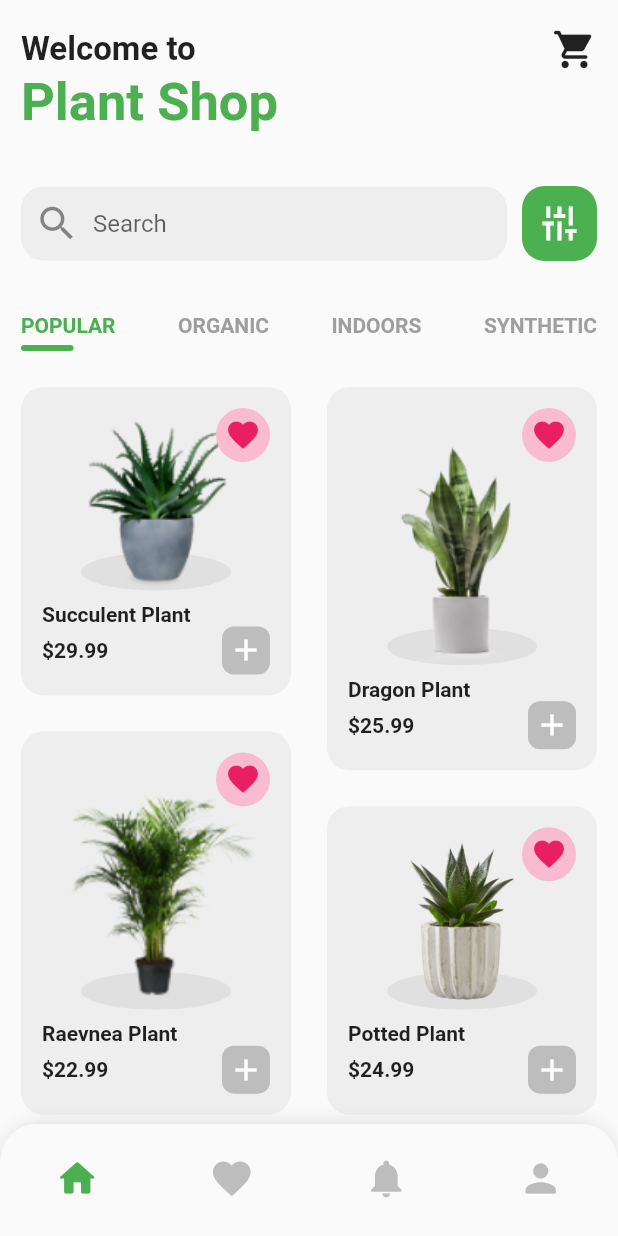
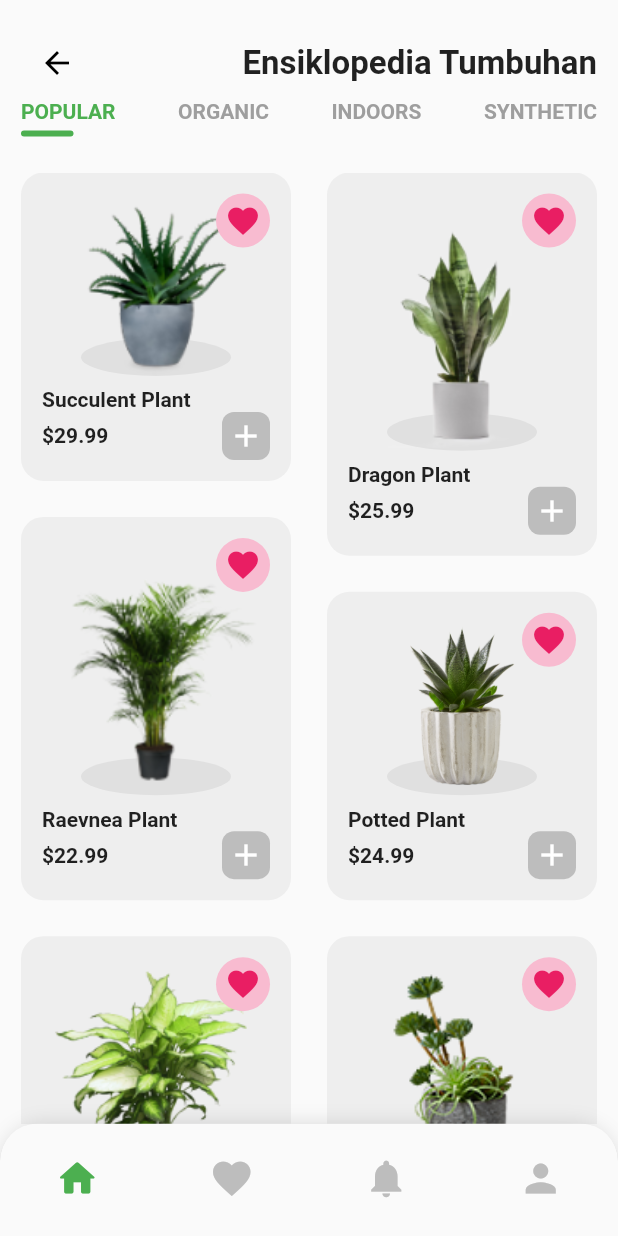
Before and after one commit to nurintanns/tubes_smartfarming, a Flutter app: the screen it shows after launch, after a tap on "Tumbuhan", on a phone screen of 412 x 824 dp. Run offline on Flutter 3.47's test engine with Material 2 defaults, Android fonts, the phone set to English and light mode, and no system bars; our stand-ins replace flutter_swiper, google_fonts; missing offline and left inert: dart:ffi, lipsum.

Commit message:
update tumbuhan 2

```diff
--- a/lib/views/mobile/home/Plant/home.dart
+++ b/lib/views/mobile/home/Plant/home.dart
@@ -1,8 +1,11 @@
 import 'dart:math';
 
 import 'package:flutter/material.dart';
+import 'package:smartfarming/main.dart';
 import 'package:smartfarming/views/mobile/home/Plant/detail.dart';
 import 'package:flutter_staggered_grid_view/flutter_staggered_grid_view.dart';
+
+import '../food_groceries_availability_view.dart';
 
 class HomePage extends StatefulWidget {
   @override
@@ -65,26 +68,24 @@ class _HomePageState extends State<HomePage> {
           Row(
             mainAxisAlignment: MainAxisAlignment.spaceBetween,
             children: [
+              IconButton(
+              icon: const Icon(
+                Icons.arrow_back,
+                color: Colors.black,
+              ),
+              onPressed: () => Navigator.push(
+                          context,
+                          MaterialPageRoute(
+                            builder: (context) => const MyApp(),
+                          ),
+                        )
+              ),
               Text(
-                'Welcome to',
+                'Ensiklopedia Tumbuhan',
                 style: TextStyle(fontSize: 22, fontWeight: FontWeight.bold),
+
               ),
-              Icon(
-                Icons.shopping_cart_rounded,
-                size: 30,
-              )
             ],
-          ),
-          Text(
-            'Plant Shop',
-            style: TextStyle(
-                fontSize: 35, fontWeight: FontWeight.bold, color: Colors.green),
-          ),
-          Padding(
-            padding: EdgeInsets.symmetric(vertical: 35),
-            child: Row(
-              children: [_searchBox(), _sortButton()],
-            ),
           ),
           Row(
             mainAxisAlignment: MainAxisAlignment.spaceBetween,
```
